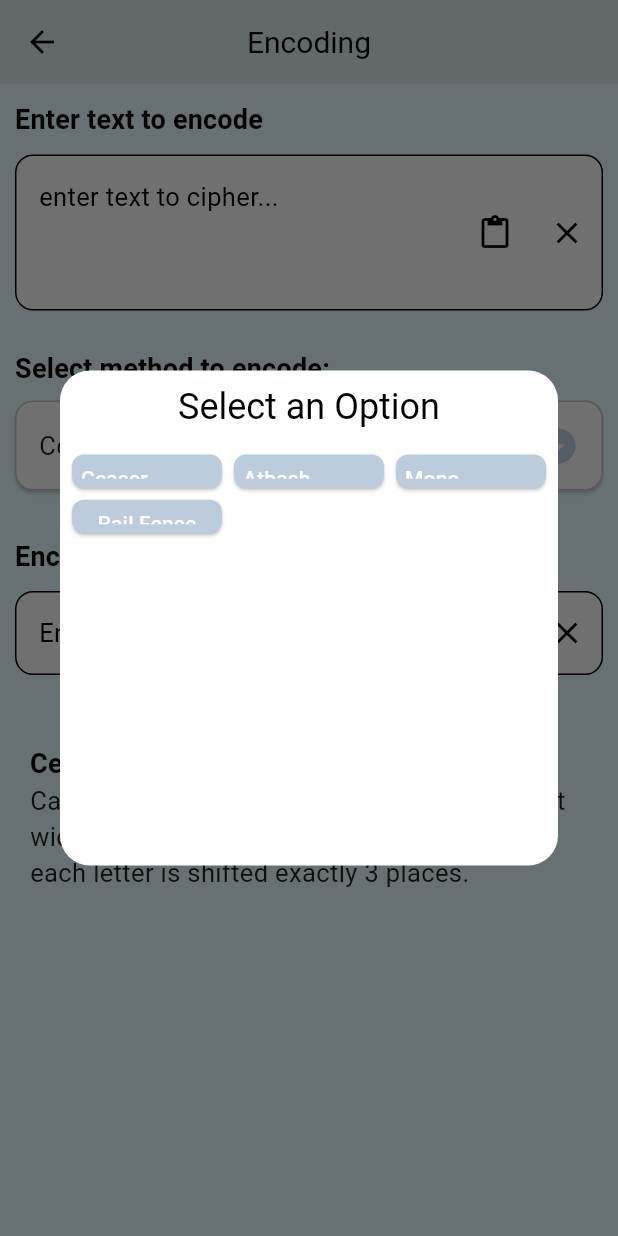
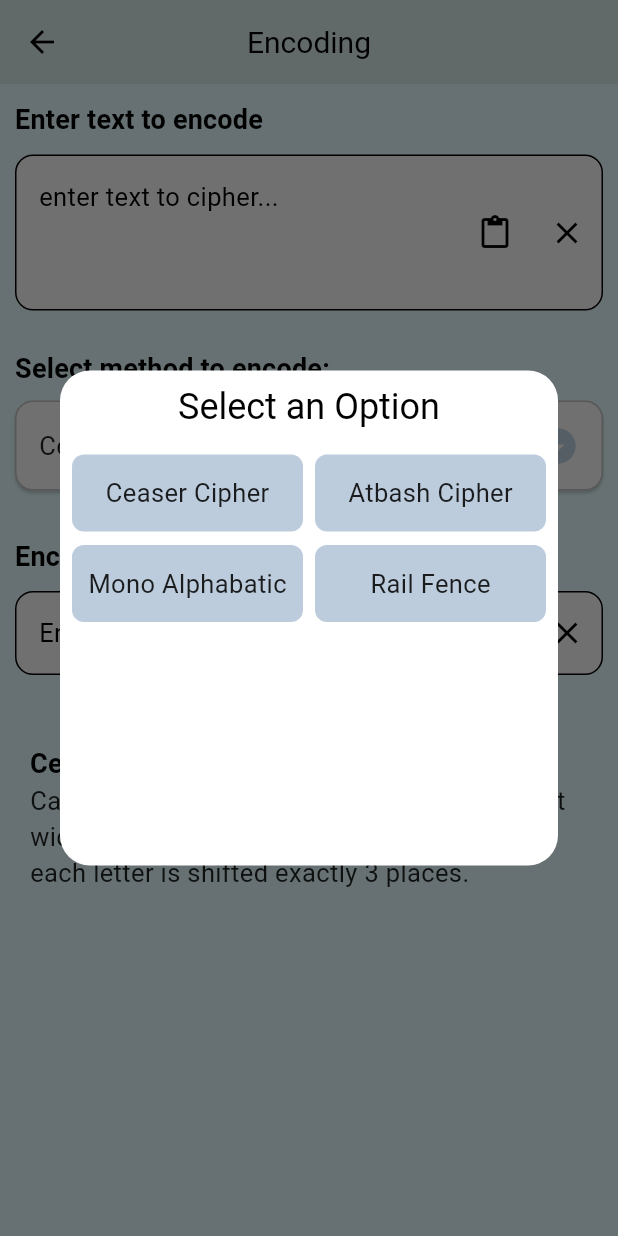
Before and after one commit to RishilJani/Cipher-Decoder, a Flutter app: the EncodingView screen opened by its route, after a tap on "Ceaser Cipher", on a phone screen of 412 x 824 dp. Run offline on Flutter 3.47's test engine with Material 3 defaults, Android fonts, the light colour scheme and no system bars; our stand-ins replace get.

Commit message:
Changing Grid View of options dialog & add key input formatters

```diff
--- a/lib/decoding/decoding_view.dart
+++ b/lib/decoding/decoding_view.dart
@@ -58,9 +58,9 @@ class DecodingView extends StatelessWidget{
 
             // region Description
             Obx(() {
-              print("OBX Called.....");
               return description(
                   context: context,
+                  controller: keyFieldController,
                   selectedMethod: keyFieldController.selectedMethod.value,
                   text1 : decodingController.cipherTextController.text,
                   text2 : decodingController.plainTextController.text
--- a/lib/encode_decode/encode_decode_functions.dart
+++ b/lib/encode_decode/encode_decode_functions.dart
@@ -48,40 +48,3 @@ String encodeDecodeToString(EncodeDecodeTypes method){
 //     return EncodeDecodeTypes.Rail_Fence_Cipher;
 //   }
 // }
-
-Widget description({required context, required EncodeDecodeMethods selectedMethod,String? text1 ,String? text2 }){
-  final theme = Theme.of(context);
-  var textTheme = theme.textTheme;
-
-  String des = dynamicDescription(text1: text1!,text2: text2!);
-  return Padding(
-    padding: const EdgeInsets.symmetric(horizontal: 10),
-    child: Column(
-      crossAxisAlignment: CrossAxisAlignment.start,
-      children: [
-        Text(selectedMethod.title!,style: textTheme.titleMedium?.copyWith(fontSize: 18)),
-        Text(selectedMethod.description!, style: textTheme.bodyMedium,),
-        Text(des)
-      ],
-    ),
-  );
-}
-
-String dynamicDescription({required String text1 ,required String text2}){
-  String ans = "\n";
-  int count = 0;
-  String ignore = "\n ";
-  var l1 = text1.split('');
-  var l2 = text2.split('');
-  for(int i = 0 ; i < l1.length; i++){
-    if(i== 0){ ans = "\ne.g.\n"; }
-    if(ignore.contains(l1[i])){continue;}
-    if(count == 7){
-      ans = "$ans...";
-      break;
-    }
-    ans = "$ans${l1[i]} -> ${l2[i]}\n";
-    count++;
-  }
-  return ans;
-}
--- a/lib/encode_decode/encode_decode_options.dart
+++ b/lib/encode_decode/encode_decode_options.dart
@@ -9,7 +9,7 @@ class EncodeDecodeOptions extends StatelessWidget {
   double fieldSpacing = 20.0;
   @override
   Widget build(BuildContext context) {
-    final theme = Theme.of(context);
+    ThemeData theme = Theme.of(context);
     final textTheme = theme.textTheme;
 
     return Column(
@@ -49,7 +49,8 @@ class EncodeDecodeOptions extends StatelessWidget {
                       color: theme.primaryColor, size: 28),
                 ],
               ),
-            )),
+            )
+        ),
         //endregion
 
         Obx(
@@ -72,7 +73,10 @@ class EncodeDecodeOptions extends StatelessWidget {
                     onChanged: (value) {
                       keyFieldController.onChange(controller: controller, isEncode: controller.runtimeType == EncodingController);
                     },
-                    suffixIcon: clearIconButton( controller: controller.keyController, text: "Clear Key"))
+                    inputFormatters: [
+                      FilteringTextInputFormatter.allow(RegExp(r"[0-9]")),
+                    ],
+                )
                 : const SizedBox.shrink(key: ValueKey('emptyConditional')),
           ),
         ),
@@ -87,7 +91,8 @@ class EncodeDecodeOptions extends StatelessWidget {
     );
   }
 
-  void showMethodDialog({theme}) {
+  void showMethodDialog({ThemeData? theme}) {
+    TextTheme textTheme = theme!.textTheme;
     Get.defaultDialog(
       title: 'Select an Option',
       content: SizedBox(
@@ -95,12 +100,36 @@ class EncodeDecodeOptions extends StatelessWidget {
         height: 250,
         child: GridView.count(
           shrinkWrap: true,
-          crossAxisCount: 3,
+          crossAxisCount: 2,
           crossAxisSpacing: 8,
-          mainAxisSpacing: 8,
-          childAspectRatio: 4.5,
+          mainAxisSpacing: 9,
+          childAspectRatio: 3/1,
           children: encodeDecodeMethods.map((method) {
-            return ElevatedButton(
+            return Container(
+              padding: const EdgeInsets.all(6),
+              decoration: BoxDecoration(
+                color: theme.primaryColor,
+                borderRadius: BorderRadius.circular(8),
+              ),
+              child: InkWell(
+                onTap: () { keyFieldController.updateSelectedMethod(method,controller: controller ,isEncode: controller.runtimeType == EncodingController); },
+                  child: Center(
+                    child: Text(
+                      method.title!,
+                      style: textTheme.bodyMedium,
+                    ),
+                  )
+              ),
+            );
+          }).toList(),
+        ),
+      ),
+    );
+  }
+}
+
+/*
+ ElevatedButton(
               style: ElevatedButton.styleFrom(
                 // Reduced padding and font size for smaller buttons.
                 padding: const EdgeInsets.symmetric(horizontal: 6, vertical: 6),
@@ -118,9 +147,4 @@ class EncodeDecodeOptions extends StatelessWidget {
                 style: const TextStyle(fontSize: 14), // Smaller font size.
               ),
             );
-          }).toList(),
-        ),
-      ),
-    );
-  }
-}
+ */
--- a/lib/encoding/encoding_view.dart
+++ b/lib/encoding/encoding_view.dart
@@ -29,7 +29,7 @@ class EncodingView extends StatelessWidget{
                 maxLines: 7,
                 keyboardType: TextInputType.multiline,
                 textInputAction: TextInputAction.newline,
-                onChanged: (value) { keyFieldController.onChange(controller: encodingController,isEncode: true); },
+                onChanged: (value) { keyFieldController.onChange(controller: encodingController,isEncode: true, ); },
                 optional: encodingController.cipherTextController,
                 suffixIcon: pasteIconButton( controller: encodingController.plainTextController,  onChange: keyFieldController.onChange,  isEncode: true)
             ),
@@ -58,11 +58,14 @@ class EncodingView extends StatelessWidget{
 
             // region Description
             Obx(
-              () => description(
+              () {
+                return description(
                   context: context,
+                  controller: keyFieldController,
                   selectedMethod: keyFieldController.selectedMethod.value,
                   text1: encodingController.plainTextController.text,
-                  text2: encodingController.cipherTextController.text)
+                  text2: encodingController.cipherTextController.text);
+              }
             ),
             // endregion
           ],
--- a/lib/utils/common_functions.dart
+++ b/lib/utils/common_functions.dart
@@ -26,6 +26,7 @@ Widget myInputfield(
     maxLines,
     keyboardType,
     textInputAction,
+    inputFormatters,
     onChanged,
     validator,
     optional,
@@ -55,7 +56,7 @@ Widget myInputfield(
           suffixIcon: Row(
             mainAxisSize: MainAxisSize.min,
             children: [
-              suffixIcon,
+              suffixIcon ?? const SizedBox(width: 0,),
               clearIconButton(controller: controller,text: "Clear",optional: optional),
             ],
           ),
@@ -68,6 +69,7 @@ Widget myInputfield(
         textInputAction: textInputAction,
         onChanged: onChanged,
         validator: validator,
+        inputFormatters: inputFormatters
       ),
       const SizedBox(height: 15.0),
     ],
@@ -112,6 +114,7 @@ Widget clearIconButton({controller , text , optional }){
     onPressed: () {
       controller.clear();
       if(optional != null){ optional.clear(); }
+
     },
     icon: const Icon(Icons.clear),
     tooltip: text,
```
Also changed, not shown: lib/encode_decode/encode_decode_methods.dart (+46 -10 lines), lib/encode_decode/key_field_controller.dart (+10 -7 lines).
